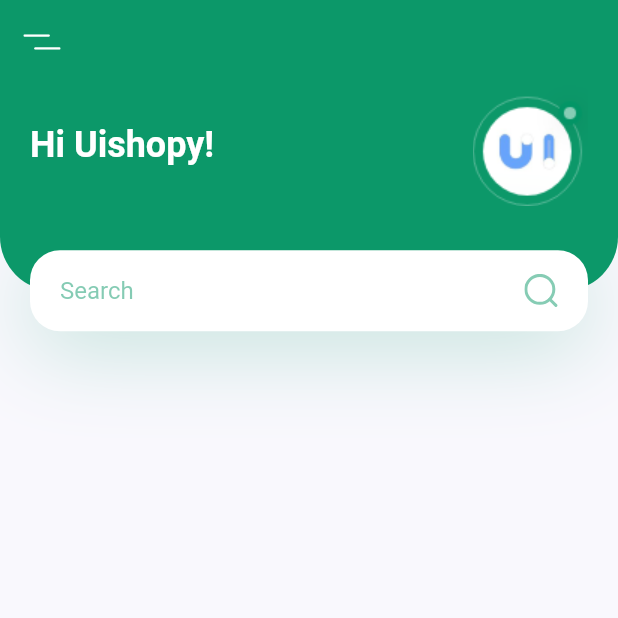
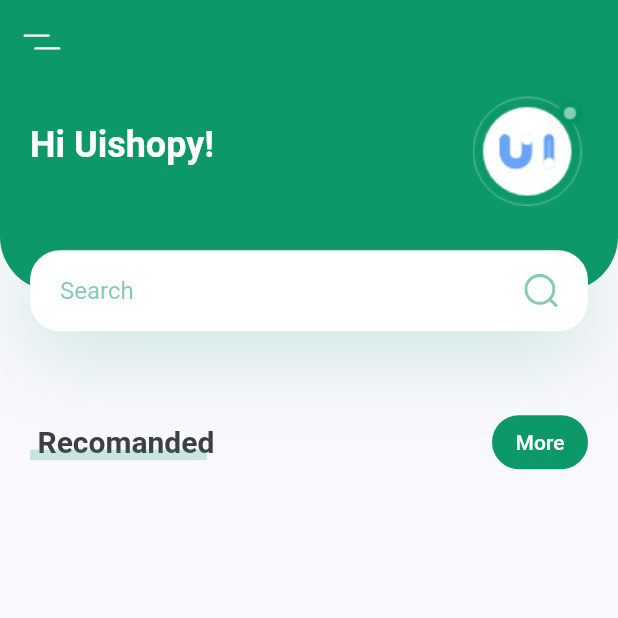
Before and after one commit to pulokbd/plant_app, a Flutter app: the screen it shows after launch, on a phone screen of 412 x 824 dp, the top half of it. Run offline on Flutter 3.47's test engine with Material 2 defaults, Android fonts, the phone set to English and light mode, and no system bars; our stand-ins replace flutter_svg.

Commit message:
feat:component title with more button added

```diff
--- a/lib/screens/home/components/body.dart
+++ b/lib/screens/home/components/body.dart
@@ -1,22 +1,21 @@
 import 'package:flutter/material.dart';
+import 'package:plant_app/constants.dart';
+import 'package:plant_app/screens/home/components/title_with_more_btn.dart';
 import 'header_with_searchbox.dart';
 
 class Body extends StatelessWidget {
-  const Body({Key? key}) : super(key: key);
+  Body({Key? key}) : super(key: key);
 
   @override
   Widget build(BuildContext context) {
-
     Size size = MediaQuery.of(context).size;
 
     return SingleChildScrollView(
       child: Column(
         children: [
-
-          HeaderWithSearchBox(size: size)
-
+          HeaderWithSearchBox(size: size),
+          TitleWithMoreButton(title: "Recomanded", press: (){}),
         ],
-
       ),
     );
   }
--- /dev/null
+++ b/lib/screens/home/components/title_with_more_btn.dart
@@ -0,0 +1,71 @@
+import 'package:flutter/material.dart';
+
+import '../../../constants.dart';
+
+class TitleWithMoreButton extends StatelessWidget {
+  const TitleWithMoreButton({
+    Key? key, required this.title, required this.press,
+  }) : super(key: key);
+
+  final String title;
+  final VoidCallback press;
+
+  @override
+  Widget build(BuildContext context) {
+    return Padding(
+      padding: EdgeInsets.symmetric(horizontal: kDefaultPadding),
+      child: Row(
+        children: [
+          CustomTitle(text: title),
+          Spacer(),
+          TextButton(
+            onPressed: press,
+            style: ButtonStyle(
+              backgroundColor: MaterialStateProperty.all<Color>(kPrimaryColor),
+              shape: MaterialStateProperty.resolveWith<OutlinedBorder>((_) {
+                return RoundedRectangleBorder(borderRadius: BorderRadius.circular(20));
+              }),
+            ),
+            child: Text("More",style: TextStyle(color: Colors.white),),
+          ),
+        ],
+      ),
+    );
+  }
+}
+
+class CustomTitle extends StatelessWidget {
+  const CustomTitle({
+    Key? key,
+    required this.text,
+  }) : super(key: key);
+  final String text;
+
+  @override
+  Widget build(BuildContext context) {
+    return Container(
+      height: 24,
+      child: Stack(
+        children: [
+          Padding(
+            child: Text(
+              text,
+              style: TextStyle(fontSize: 20, fontWeight: FontWeight.bold),
+            ),
+            padding: EdgeInsets.only(left: kDefaultPadding / 4),
+          ),
+          Positioned(
+            bottom: 0,
+            left: 0,
+            right: 0,
+            child: Container(
+              margin: const EdgeInsets.only(right: kDefaultPadding / 4),
+              height: 7,
+              color: kPrimaryColor.withOpacity(0.2),
+            ),
+          ),
+        ],
+      ),
+    );
+  }
+}
```
